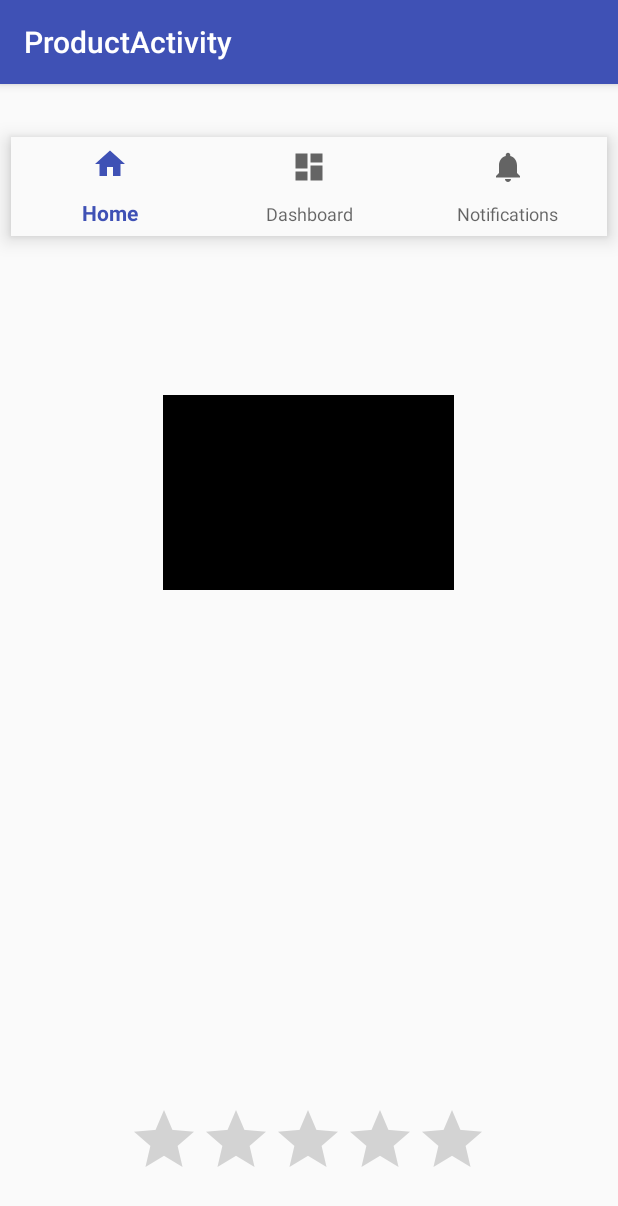
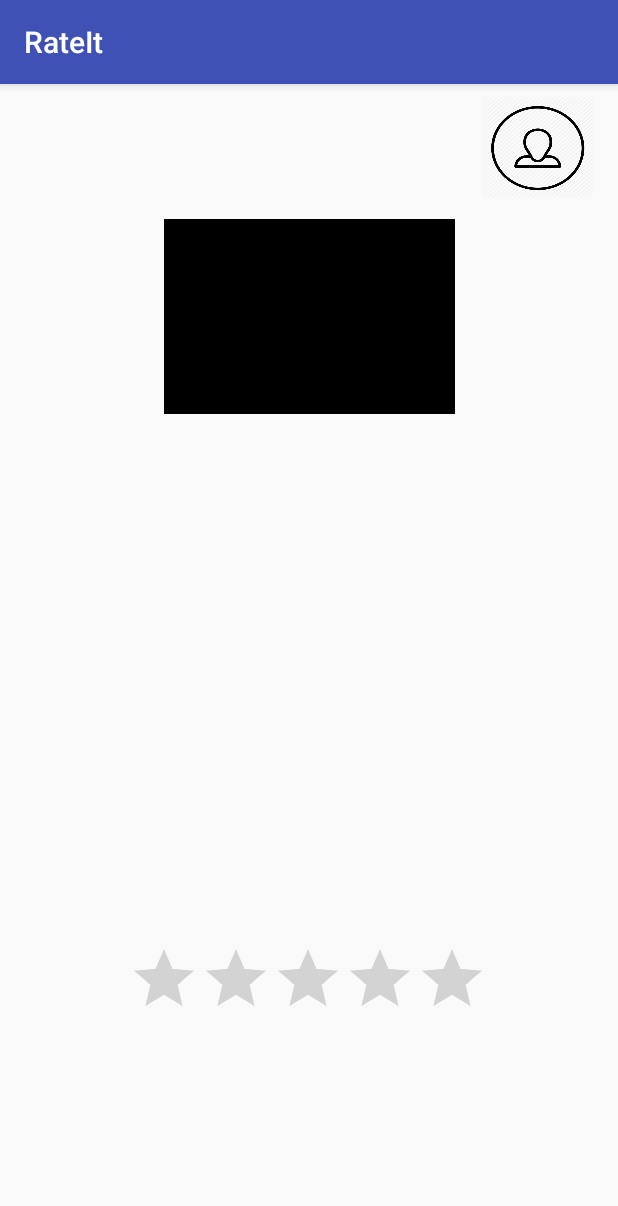
Before and after one commit to OS-Dev/RateIt, an Android app: the ProductActivity screen opened directly, with no data from a screen before it, on a phone screen of 412 x 824 dp. Shown: the top 1206 px of the screen. Run offline under Robolectric (Android 15) with nearby library versions, the phone set to English and light mode, and no system bars; 6 statements that could not run were skipped.

Commit message:
Updated Parcelable Product, Updated Android Manifest for Default Activity = Main, Updated displaying of product info.

```diff
--- a/app/src/main/java/csc472/depaul/edu/rateit/HomeActivity.java
+++ b/app/src/main/java/csc472/depaul/edu/rateit/HomeActivity.java
@@ -25,7 +25,7 @@ public class HomeActivity extends AppCompatActivity {
 
         //TODO: open file from SD card and add product elements to productArrayList
         //TODO: read each element and use it to create a product
-        mTextMessage = (TextView) findViewById(R.id.message);
+        mTextMessage = findViewById(R.id.message);
     }
 
     private final HomeActivity getNewUserActivity()
--- a/app/src/main/java/csc472/depaul/edu/rateit/LoginActivity.java
+++ b/app/src/main/java/csc472/depaul/edu/rateit/LoginActivity.java
@@ -66,10 +66,10 @@ public class LoginActivity extends AppCompatActivity implements LoaderCallbacks<
         super.onCreate(savedInstanceState);
         setContentView(R.layout.activity_login);
         // Set up the login form.
-        mEmailView = (AutoCompleteTextView) findViewById(R.id.email);
+        mEmailView = findViewById(R.id.email);
         populateAutoComplete();
 
-        mPasswordView = (EditText) findViewById(R.id.password);
+        mPasswordView = findViewById(R.id.password);
         mPasswordView.setOnEditorActionListener(new TextView.OnEditorActionListener() {
             @Override
             public boolean onEditorAction(TextView textView, int id, KeyEvent keyEvent) {
@@ -81,7 +81,7 @@ public class LoginActivity extends AppCompatActivity implements LoaderCallbacks<
             }
         });
 
-        Button mEmailSignInButton = (Button) findViewById(R.id.email_sign_in_button);
+        Button mEmailSignInButton = findViewById(R.id.email_sign_in_button);
         mEmailSignInButton.setOnClickListener(new OnClickListener() {
             @Override
             public void onClick(View view) {
--- a/app/src/main/java/csc472/depaul/edu/rateit/ProductActivity.java
+++ b/app/src/main/java/csc472/depaul/edu/rateit/ProductActivity.java
@@ -20,64 +20,34 @@ import java.util.ArrayList;
 
 public class ProductActivity extends AppCompatActivity {
 
-    private TextView mTextMessage;
     private Product product;
-
-
-    private BottomNavigationView.OnNavigationItemSelectedListener mOnNavigationItemSelectedListener
-            = new BottomNavigationView.OnNavigationItemSelectedListener() {
-
-        @Override
-        public boolean onNavigationItemSelected(@NonNull MenuItem item) {
-            switch (item.getItemId()) {
-                case R.id.navigation_home:
-                    mTextMessage.setText(R.string.title_home);
-                    return true;
-                case R.id.navigation_dashboard:
-                    mTextMessage.setText(R.string.title_dashboard);
-                    return true;
-                case R.id.navigation_notifications:
-                    mTextMessage.setText(R.string.title_notifications);
-                    return true;
-            }
-            return false;
-        }
-    };
 
     @Override
     protected void onCreate(Bundle savedInstanceState) {
         super.onCreate(savedInstanceState);
         setContentView(R.layout.activity_product);
 
-        mTextMessage = (TextView) findViewById(R.id.message);
-        BottomNavigationView navigation = (BottomNavigationView) findViewById(R.id.navigation);
-        navigation.setOnNavigationItemSelectedListener(mOnNavigationItemSelectedListener);
-
-        ListView content = (ListView) findViewById(R.id.product_layout);
-
-        if (savedInstanceState==null) {
+            //Get Intent from Home of Profile
             Intent intent = getIntent();
-            Product product = (Product) intent.getParcelableExtra("product");
+            //Create product from parcel
+            product = intent.getParcelableExtra("product");
+            //Gather data for display
             String productName = product.getProductName();
             String imgSrc = product.getImgSrc();
             String productDescription = product.getProductDescription();
-            Integer timesRated = product.getTimesRated();
-            Integer totalRating = product.getTotalRating();
-            //Don't think this is needed
             Integer avgRating = product.getAvgRating();
-            final TextView productTextView = (TextView) findViewById(R.id.product_name);
+            //Display product name
+            final TextView productTextView = findViewById(R.id.product_name);
             productTextView.setText(productName);
-            final ImageView imgView = (ImageView) findViewById(R.id.product_img);
+            //Display product image
+            final ImageView imgView = findViewById(R.id.product_img);
             imgView.setImageURI(Uri.parse(imgSrc));
-            final TextView productDescView = (TextView) findViewById(R.id.product_description);
+            //Display product description
+            final TextView productDescView = findViewById(R.id.product_description);
             productDescView.setText(productDescription);
-            final RatingBar ratingView = (RatingBar) findViewById(R.id.ratingBar);
+            //Display rating
+            final RatingBar ratingView = findViewById(R.id.ratingBar);
             ratingView.setNumStars(avgRating);
-        }
-        else{
-            product = savedInstanceState.getParcelable("product");
-        }
-        content.setAdapter((ListAdapter) product);
 
     }
 }
--- a/app/src/main/res/layout/activity_product.xml
+++ b/app/src/main/res/layout/activity_product.xml
@@ -7,45 +7,44 @@
     android:layout_height="match_parent"
     tools:context=".ProductActivity">
 
-    <android.support.design.widget.BottomNavigationView
-        android:id="@+id/navigation"
-        android:layout_width="397dp"
-        android:layout_height="66dp"
+    <Button
+        android:id="@+id/profile_button"
+        android:layout_width="75dp"
+        android:layout_height="68dp"
+        android:layout_gravity="end"
+        android:layout_marginBottom="8dp"
+        android:layout_marginEnd="16dp"
         android:layout_marginStart="8dp"
         android:layout_marginTop="8dp"
-        android:layout_marginEnd="8dp"
-        android:layout_marginBottom="8dp"
-        android:background="?android:attr/windowBackground"
-        app:layout_constraintBottom_toTopOf="@+id/product_name"
+        android:background="@drawable/profileimage"
+        app:layout_constraintBottom_toBottomOf="parent"
         app:layout_constraintEnd_toEndOf="parent"
+        app:layout_constraintHorizontal_bias="1.0"
         app:layout_constraintStart_toStartOf="parent"
         app:layout_constraintTop_toTopOf="parent"
-        app:layout_constraintVertical_bias="0.145"
-        app:menu="@menu/navigation" />
+        app:layout_constraintVertical_bias="0.0" />
 
     <ImageView
         android:id="@+id/product_img"
         android:layout_width="194dp"
         android:layout_height="130dp"
-        android:layout_marginBottom="22dp"
-        app:layout_constraintBottom_toTopOf="@+id/product_description"
+        android:layout_marginEnd="8dp"
+        android:layout_marginStart="8dp"
+        android:layout_marginTop="90dp"
         app:layout_constraintEnd_toEndOf="parent"
-        app:layout_constraintHorizontal_bias="0.497"
         app:layout_constraintStart_toStartOf="parent"
-        app:layout_constraintTop_toBottomOf="@+id/product_name"
+        app:layout_constraintTop_toTopOf="parent"
         app:srcCompat="@android:color/background_dark"
         tools:srcCompat="@tools:sample/backgrounds/scenic" />
 
     <TextView
         android:id="@+id/product_description"
         android:layout_width="237dp"
-        android:layout_height="245dp"
-        android:layout_marginTop="8dp"
-        android:layout_marginBottom="8dp"
+        android:layout_height="203dp"
+        android:layout_marginTop="12dp"
         android:text="Description"
-        app:layout_constraintBottom_toTopOf="@+id/ratingBar"
         app:layout_constraintEnd_toEndOf="parent"
-        app:layout_constraintHorizontal_bias="0.497"
+        app:layout_constraintHorizontal_bias="0.503"
         app:layout_constraintStart_toStartOf="parent"
         app:layout_constraintTop_toBottomOf="@+id/product_img" />
 
@@ -53,21 +52,21 @@
         android:id="@+id/product_name"
         android:layout_width="151dp"
         android:layout_height="23dp"
-        android:layout_marginTop="10dp"
         android:layout_marginBottom="10dp"
+        android:layout_marginTop="60dp"
         android:text="Product Name"
         android:textAlignment="center"
         app:layout_constraintBottom_toTopOf="@+id/product_img"
         app:layout_constraintEnd_toEndOf="parent"
         app:layout_constraintStart_toStartOf="parent"
-        app:layout_constraintTop_toBottomOf="@+id/navigation" />
+        app:layout_constraintTop_toTopOf="parent" />
 
     <RatingBar
         android:id="@+id/ratingBar"
         android:layout_width="wrap_content"
         android:layout_height="55dp"
+        android:layout_marginBottom="8dp"
         android:layout_marginTop="5dp"
-        android:layout_marginBottom="5dp"
         app:layout_constraintBottom_toBottomOf="parent"
         app:layout_constraintEnd_toEndOf="parent"
         app:layout_constraintHorizontal_bias="0.497"
```
Also changed, not shown: app/src/main/AndroidManifest.xml (+10 -11 lines), app/src/main/java/csc472/depaul/edu/rateit/Product.java (+4 -35 lines), app/src/main/java/csc472/depaul/edu/rateit/ProfileActivity.java (+5 -5 lines), app/src/main/res/drawable/profileimage.png (added).
